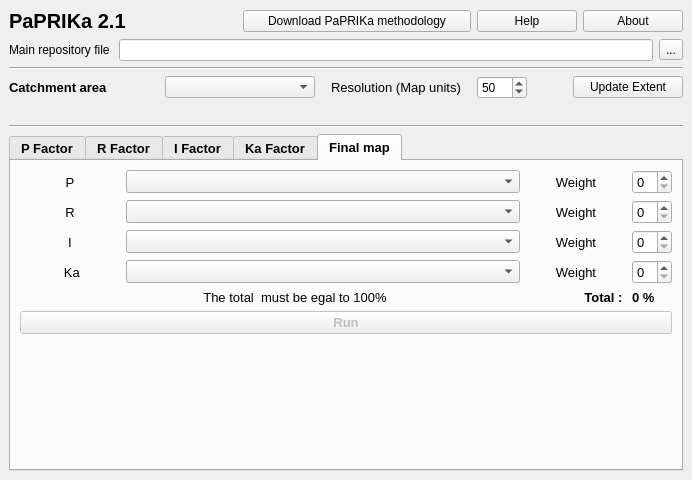
This is paprika_dockwidget_base.ui in Paprika-plugins/PaPRIKa as Qt 5 draws it before an edit. The edited form follows.
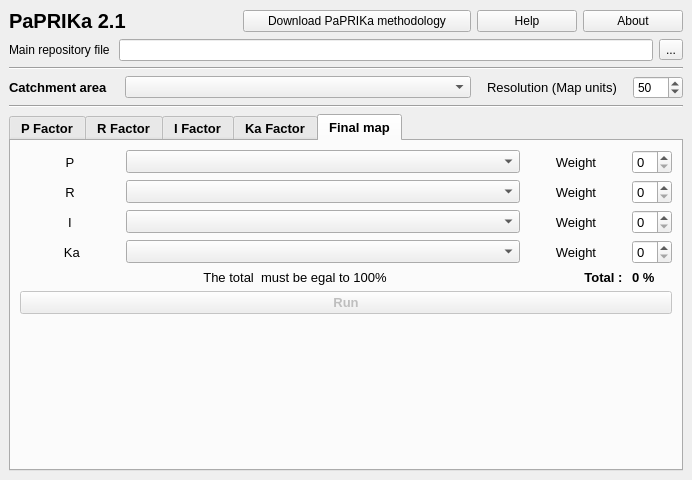
This is the edited form. The open tabs and pages were chosen to show the change. Custom widgets are drawn as their Qt base class.

Diff of the .ui file:
```diff
--- a/paprika_dockwidget_base.ui
+++ b/paprika_dockwidget_base.ui
@@ -14,7 +14,7 @@
    <string>PaPRIKa</string>
   </property>
   <widget class="QWidget" name="dockWidgetContents">
-   <layout class="QVBoxLayout" name="VerticalLayout" stretch="0,0,0,0,0,0,0">
+   <layout class="QVBoxLayout" name="VerticalLayout" stretch="0,0,0,0,0,0">
     <item>
      <layout class="QHBoxLayout" name="horizontalLayout_8">
       <item>
@@ -149,7 +149,7 @@
        <widget class="QLabel" name="label_Impluvium">
         <property name="maximumSize">
          <size>
-          <width>150</width>
+          <width>110</width>
           <height>16777215</height>
          </size>
         </property>
@@ -170,7 +170,7 @@
        <widget class="QgsMapLayerComboBox" name="mMapLayerComboBox_IMPLUVIUM">
         <property name="minimumSize">
          <size>
-          <width>150</width>
+          <width>100</width>
           <height>0</height>
          </size>
         </property>
@@ -227,55 +227,8 @@
         </property>
        </widget>
       </item>
-      <item>
-       <spacer name="horizontalSpacer">
-        <property name="orientation">
-         <enum>Qt::Horizontal</enum>
-        </property>
-        <property name="sizeType">
-         <enum>QSizePolicy::Fixed</enum>
-        </property>
-        <property name="sizeHint" stdset="0">
-         <size>
-          <width>40</width>
-          <height>20</height>
-         </size>
-        </property>
-       </spacer>
-      </item>
-      <item>
-       <widget class="QPushButton" name="pushButton_update_raster_info">
-        <property name="minimumSize">
-         <size>
-          <width>110</width>
-          <height>0</height>
-         </size>
-        </property>
-        <property name="maximumSize">
-         <size>
-          <width>100</width>
-          <height>16777215</height>
-         </size>
-        </property>
-        <property name="font">
-         <font>
-          <pointsize>9</pointsize>
-         </font>
-        </property>
-        <property name="text">
-         <string>Update Extent</string>
-        </property>
-       </widget>
-      </item>
      </layout>
     </item>
-    <item>
-     <widget class="QLabel" name="lbl_raster_info">
-      <property name="text">
-       <string/>
-      </property>
-     </widget>
-    </item>
     <item>
      <widget class="Line" name="line_2">
       <property name="orientation">
```
Left out of the diff: 2 changed lines with no effect on the pictures.
